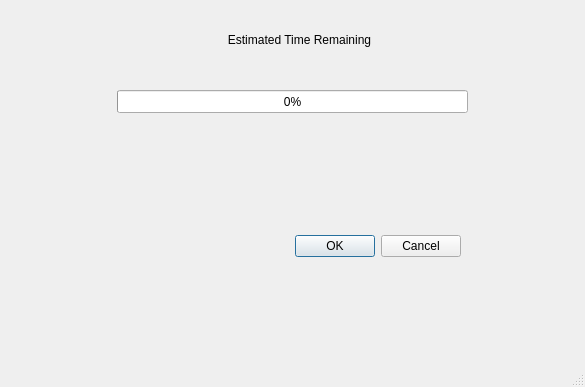
This is ui/progressWindow.ui in drk10015/WatchTime-Calculator as Qt 5 draws it before an edit. The edited form follows.
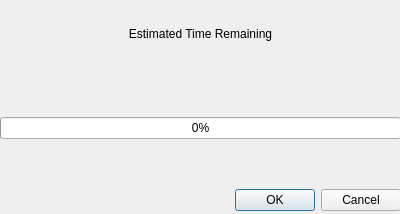
This is the edited form.

Patch:
```diff
--- a/ui/progressWindow.ui
+++ b/ui/progressWindow.ui
@@ -1,44 +1,33 @@
 <?xml version="1.0" encoding="UTF-8"?>
 <ui version="4.0">
- <class>MainWindow</class>
- <widget class="QMainWindow" name="MainWindow">
+ <class>Dialog</class>
+ <widget class="QDialog" name="Dialog">
   <property name="geometry">
    <rect>
     <x>0</x>
     <y>0</y>
-    <width>585</width>
-    <height>387</height>
+    <width>400</width>
+    <height>214</height>
    </rect>
   </property>
   <property name="windowTitle">
    <string>MainWindow</string>
   </property>
-  <widget class="QWidget" name="centralwidget">
-   <widget class="QDialogButtonBox" name="buttonBox">
+  <widget class="QWidget" name="gridLayoutWidget">
     <property name="geometry">
      <rect>
-      <x>120</x>
-      <y>230</y>
-      <width>341</width>
-      <height>32</height>
-     </rect>
-    </property>
-    <property name="orientation">
-     <enum>Qt::Horizontal</enum>
+     <x>0</x>
+     <y>0</y>
+     <width>401</width>
+     <height>211</height>
+    </rect>
+   </property>
+   <layout class="QGridLayout" name="gridLayout">
+    <property name="verticalSpacing">
+     <number>50</number>
     </property>
-    <property name="standardButtons">
-     <set>QDialogButtonBox::Cancel|QDialogButtonBox::Ok</set>
-    </property>
-   </widget>
+    <item row="0" column="0">
    <widget class="QLabel" name="etaLabel">
-    <property name="geometry">
-     <rect>
-      <x>179</x>
-      <y>30</y>
-      <width>241</width>
-      <height>20</height>
-     </rect>
-    </property>
     <property name="text">
      <string>Estimated Time Remaining</string>
     </property>
@@ -46,31 +35,26 @@
      <set>Qt::AlignCenter</set>
     </property>
    </widget>
+    </item>
+    <item row="2" column="0">
+     <widget class="QDialogButtonBox" name="buttonBox">
+      <property name="orientation">
+       <enum>Qt::Horizontal</enum>
+      </property>
+      <property name="standardButtons">
+       <set>QDialogButtonBox::Cancel|QDialogButtonBox::Ok</set>
+      </property>
+     </widget>
+    </item>
+    <item row="1" column="0">
    <widget class="QProgressBar" name="progressBar">
-    <property name="geometry">
-     <rect>
-      <x>117</x>
-      <y>90</y>
-      <width>351</width>
-      <height>23</height>
-     </rect>
-    </property>
     <property name="value">
      <number>0</number>
     </property>
    </widget>
+    </item>
+   </layout>
   </widget>
-  <widget class="QMenuBar" name="menubar">
-   <property name="geometry">
-    <rect>
-     <x>0</x>
-     <y>0</y>
-     <width>585</width>
-     <height>37</height>
-    </rect>
-   </property>
-  </widget>
-  <widget class="QStatusBar" name="statusbar"/>
  </widget>
  <resources/>
  <connections/>
```
Left out of the diff: 2 changed lines with no effect on the pictures. Lines whose indentation alone changed are shown as unchanged.
